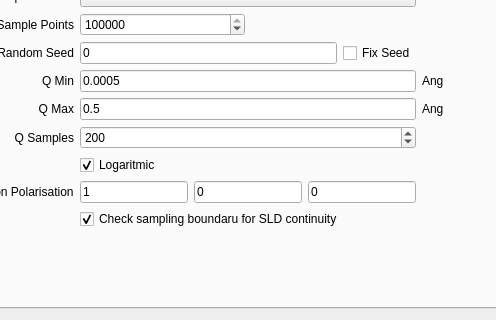
This is src/sas/qtgui/Perspectives/ParticleEditor/UI/DesignWindowUI.ui in SasView/sasview as Qt 5 draws it before an edit; both pictures show x 293 to 789 and y 164 to 484 of the 994 by 484 pixel window. The edited form follows.
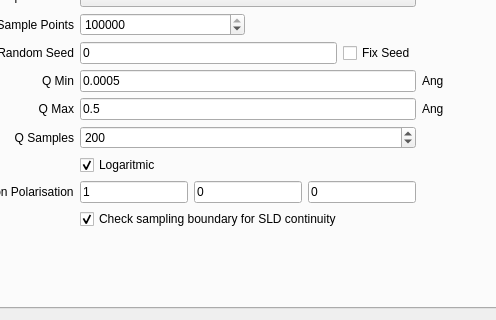
This is the edited form. The open tabs and pages were chosen to show the change.

```diff
--- a/src/sas/qtgui/Perspectives/ParticleEditor/UI/DesignWindowUI.ui
+++ b/src/sas/qtgui/Perspectives/ParticleEditor/UI/DesignWindowUI.ui
@@ -511,7 +511,7 @@
                <item row="10" column="2">
                 <widget class="QCheckBox" name="continuityCheck">
                  <property name="text">
-                  <string>Check sampling boundaru for SLD continuity</string>
+                  <string>Check sampling boundary for SLD continuity</string>
                  </property>
                  <property name="checked">
                   <bool>true</bool>
```
Left out of the diff: 2 changed lines with no effect on the pictures.
